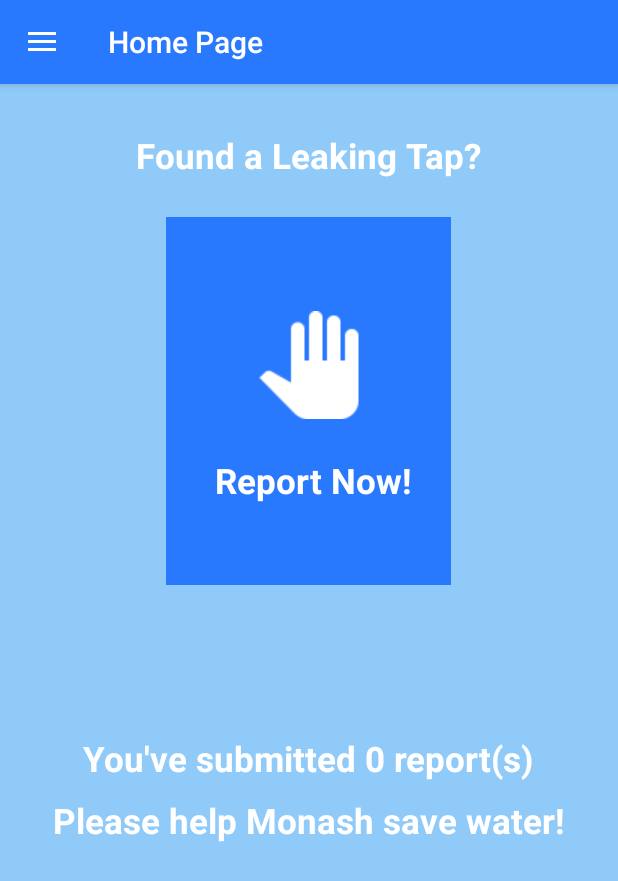
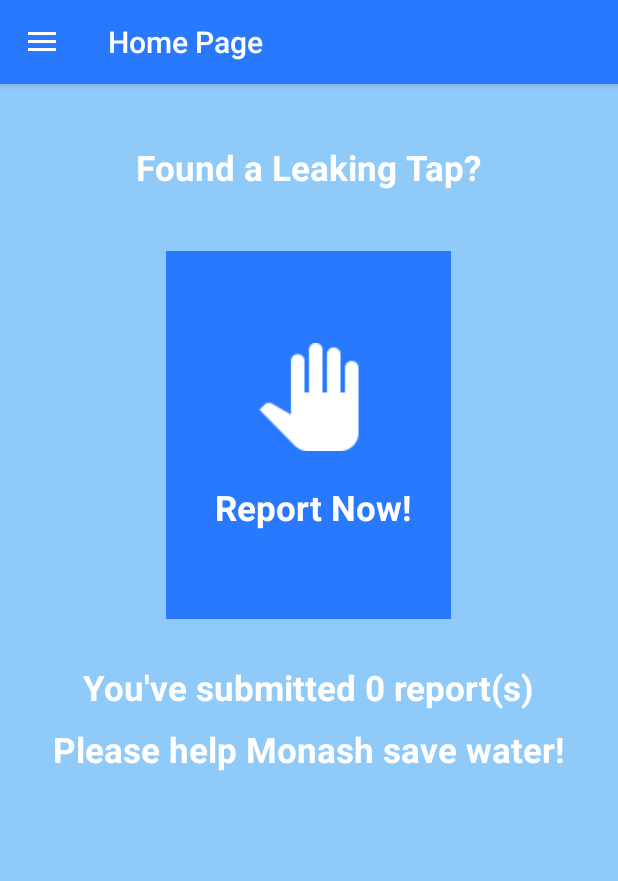
Before and after one commit to mengfanlin/H2OConserve, an Android app: the screen it shows after launch (MainActivity), on a phone screen of 412 x 824 dp. Shown: the top 881 px of the screen. Run offline under Robolectric (Android 15) with nearby library versions, the phone set to English and light mode, and no system bars.

Commit message:
Useless version

```diff
--- a/app/build.gradle
+++ b/app/build.gradle
@@ -46,4 +46,6 @@ dependencies {
     compile 'com.google.code.gson:gson:2.7'
     compile 'com.github.PhilJay:MPAndroidChart:v3.0.2'
     testCompile 'junit:junit:4.12'
+    compile 'com.jakewharton:butterknife:8.8.1'
+    annotationProcessor 'com.jakewharton:butterknife-compiler:8.8.1'
 }
--- a/app/src/main/java/com/example/mengfanlin/h2oreserve/fragments/WaterTrendsFragment.java
+++ b/app/src/main/java/com/example/mengfanlin/h2oreserve/fragments/WaterTrendsFragment.java
@@ -39,7 +39,7 @@ public class WaterTrendsFragment extends Fragment {
                 Tab3Fragment.class, null);
         mTabHost.addTab(mTabHost.newTabSpec("fragment2").setIndicator("Water Usage of Campus"),
                 Tab2Fragment.class, null);
-        mTabHost.addTab(mTabHost.newTabSpec("fragment3").setIndicator("Water Stress Levels of AU"),
+        mTabHost.addTab(mTabHost.newTabSpec("fragment3").setIndicator("Water Stress Levels"),
                 Tab1Fragment.class, null);
         return rootView;
     }
--- a/app/src/main/res/layout/fragment_main.xml
+++ b/app/src/main/res/layout/fragment_main.xml
@@ -17,7 +17,7 @@
         android:textStyle="bold"
         android:textSize="23dp"
         android:id="@+id/textView3"
-        android:layout_marginTop="32dp"
+        android:layout_marginTop="40dp"
         android:layout_alignParentTop="true"
         android:layout_centerHorizontal="true" />
 
@@ -26,7 +26,7 @@
         android:layout_height="wrap_content"
         android:minWidth="190dp"
         android:minHeight="245dp"
-        android:layout_marginTop="25dp"
+        android:layout_marginTop="40dp"
         android:background="#2979FF"
         android:id="@+id/imageView2"
         android:layout_below="@+id/textView3"
@@ -38,8 +38,8 @@
         android:background="#2979FF"
         android:src="@drawable/ic_hand"
         android:id="@+id/imageView3"
-        android:layout_marginTop="88dp"
-        android:layout_below="@+id/textView3"
+        android:layout_marginTop="-125dp"
+        android:layout_below="@+id/textView2"
         android:layout_centerHorizontal="true"
         />
 
@@ -50,8 +50,8 @@
         android:textColor="#FFF"
         android:textStyle="bold"
         android:textSize="23dp"
-        android:layout_marginTop="185dp"
-        android:layout_below="@+id/textView3"
+        android:layout_marginTop="-90dp"
+        android:layout_below="@+id/imageView2"
         android:layout_centerHorizontal="true"
         android:id="@+id/textView2" />
 
@@ -60,7 +60,7 @@
         android:layout_height="wrap_content"
         android:background="#90CAF9"
         android:src="@drawable/chevron1"
-        android:layout_marginTop="25dp"
+        android:layout_marginTop="40dp"
         android:id="@+id/imageView4"
         android:layout_below="@+id/imageView2"
         android:layout_centerHorizontal="true" />
@@ -72,9 +72,9 @@
         android:textColor="#FFF"
         android:textStyle="bold"
         android:textSize="23dp"
-        android:layout_marginTop="100dp"
+        android:layout_marginTop="30dp"
         android:id="@+id/textView4"
-        android:layout_below="@+id/imageView2"
+        android:layout_below="@+id/imageView4"
         android:layout_centerHorizontal="true" />
     <TextView
         android:layout_width="wrap_content"
@@ -85,5 +85,5 @@
         android:id="@+id/textView5"
         android:layout_marginTop="10dp"
         android:layout_below="@+id/textView4"
-        android:layout_centerHorizontal="true" />
+        android:layout_centerHorizontal="true"/>
 </RelativeLayout>
--- a/app/src/main/res/layout/fragment_tab1.xml
+++ b/app/src/main/res/layout/fragment_tab1.xml
@@ -9,7 +9,9 @@
         android:layout_width="match_parent"
         android:layout_height="match_parent"
         android:minHeight="510dp"
-        android:padding="15dp"
+        android:paddingTop="40dp"
+        android:paddingLeft="20dp"
+        android:paddingRight="20dp"
         >
         <TextView
             android:layout_width="match_parent"
--- a/app/src/main/res/layout/fragment_tab2.xml
+++ b/app/src/main/res/layout/fragment_tab2.xml
@@ -6,7 +6,9 @@
     android:layout_height="match_parent"
     tools:context="com.example.mengfanlin.h2oreserve.fragments.Tab2Fragment">
     <RelativeLayout
-        android:padding="20dp"
+        android:paddingLeft="20dp"
+        android:paddingRight="20dp"
+        android:paddingTop="40dp"
         android:layout_width="match_parent"
         android:layout_height="match_parent"
         >
--- a/app/src/main/res/layout/fragment_tab3.xml
+++ b/app/src/main/res/layout/fragment_tab3.xml
@@ -11,7 +11,6 @@
         android:layout_height="match_parent"
         android:minHeight="510dp"
         >
-
         <TextView
             android:layout_width="wrap_content"
             android:layout_height="wrap_content"
```
Also changed, not shown: app/src/main/java/com/example/mengfanlin/h2oreserve/fragments/SupplyReportFragment.java (+53 -42 lines), app/src/main/res/layout/fragment_about_us.xml (+17 -13 lines), app/src/main/res/layout/fragment_supply_report.xml (+36 -5 lines).
